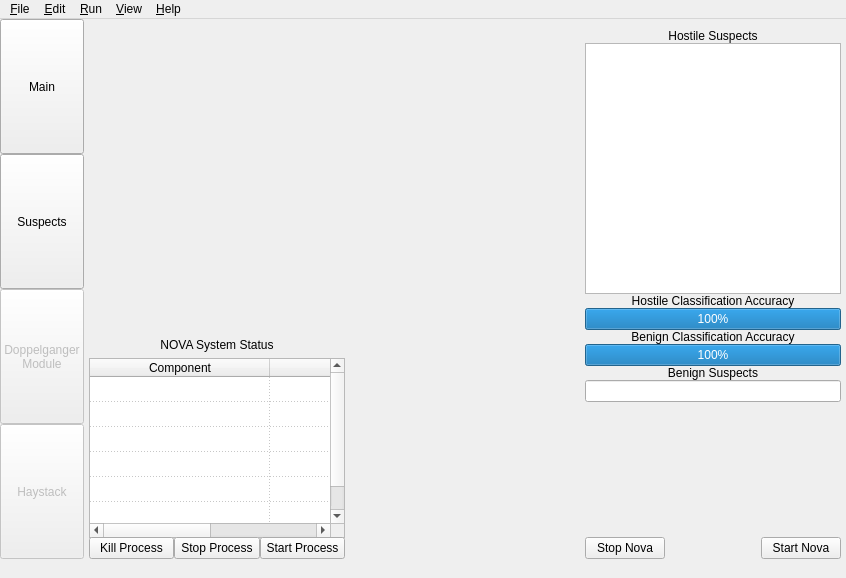
This is NovaGUI/UI/novagui.ui in altf4/Nova as Qt 5 draws it before an edit. The edited form follows.
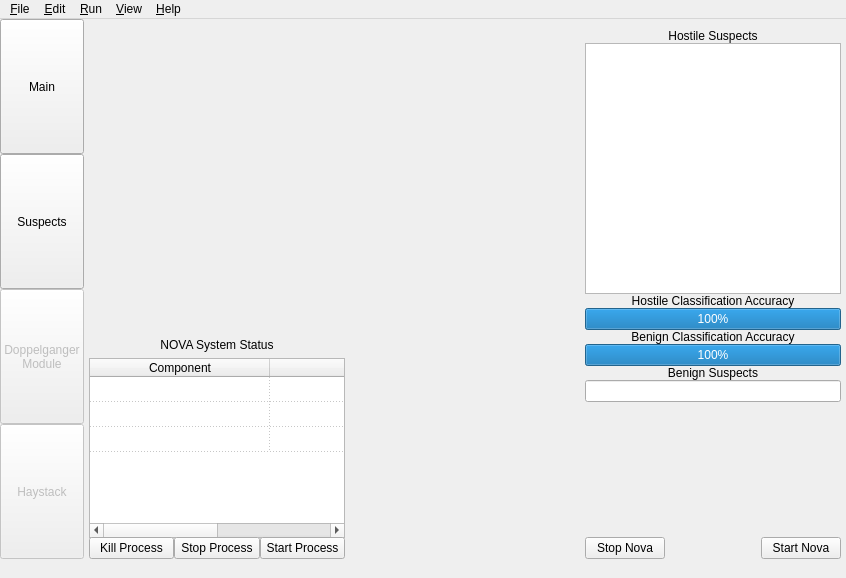
This is the edited form. The open tabs and pages were chosen to show the change.

Commit message:
Update GUI to use Novad
Uses novad instead of the indvidual components

Patch:
```diff
--- a/NovaGUI/UI/novagui.ui
+++ b/NovaGUI/UI/novagui.ui
@@ -277,7 +277,7 @@
              <bool>false</bool>
             </property>
             <property name="rowCount">
-             <number>6</number>
+             <number>3</number>
             </property>
             <attribute name="horizontalHeaderCascadingSectionResizes">
              <bool>true</bool>
@@ -312,9 +312,6 @@
             <row/>
             <row/>
             <row/>
-            <row/>
-            <row/>
-            <row/>
             <column>
              <property name="text">
               <string>Component</string>
```
Left out of the diff: 4 changed lines with no effect on the pictures. The commit also changes 2 other files.
